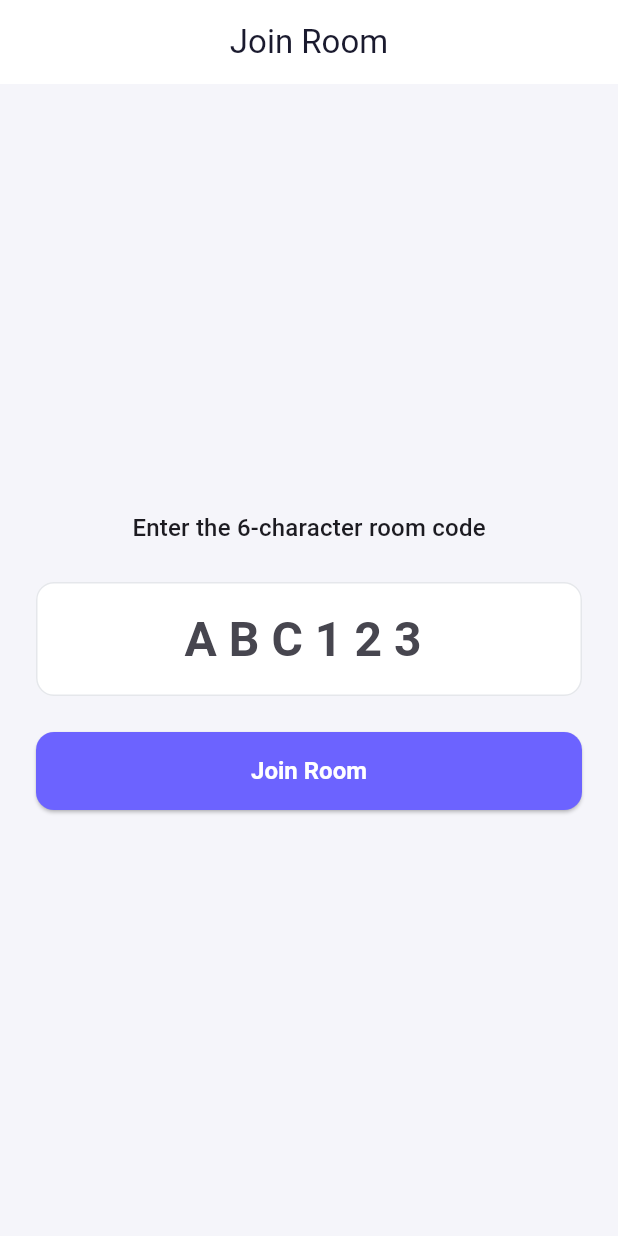
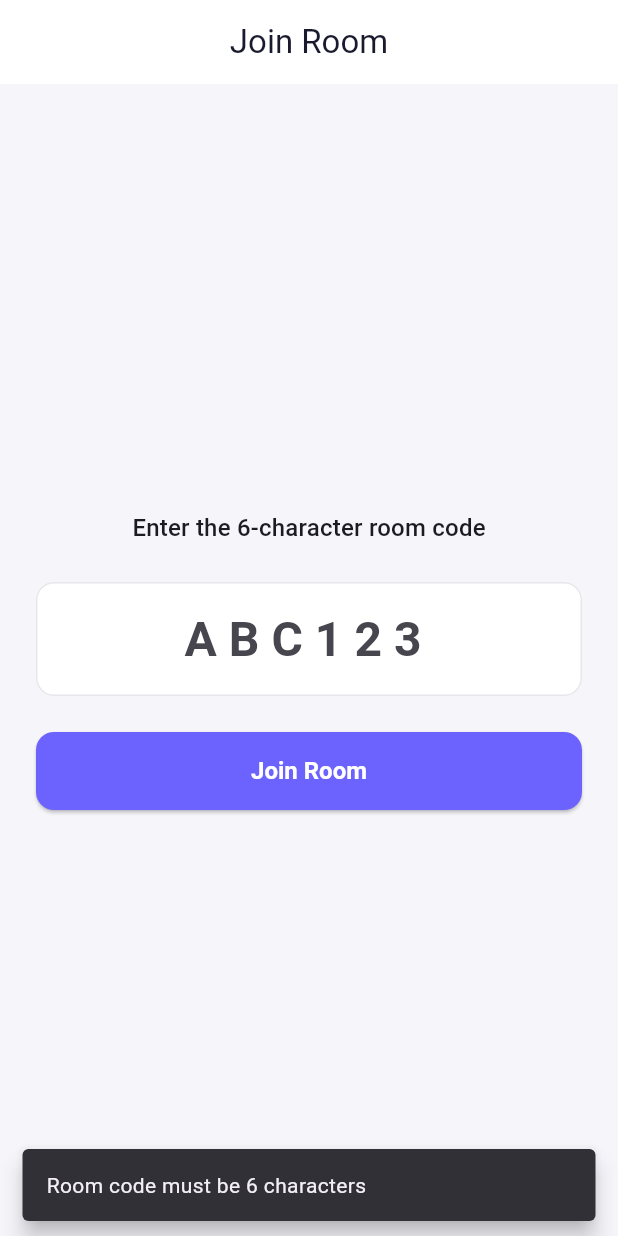
Before and after one commit to wissem999/guess-the-object, a Flutter app: the JoinRoomPage screen opened by its route, after a tap on "Join Room", on a phone screen of 412 x 824 dp. Run offline on Flutter 3.47's test engine with Material 3 defaults, Android fonts, the phone set to English and light mode, and no system bars; our stand-ins replace cloud_firestore, equatable, firebase_auth, firebase_core, firebase_database, flutter_dotenv and 6 more; accounts and stored records are empty; network calls fail.

Commit message:
feat: full auth error handling + logo change + input validation
- Logo changed from ? to ! (visual confirmation of update)
- Email format validation on sign-in/sign-up
- Password min 6 chars validation
- Specific Firebase error messages: wrong password, user not found, invalid email, weak password, email already in use, too many requests, etc.
- Error messages on create room, join room, waiting room
- Room code length validation (must be 6 chars)
- All SnackBars use floating style for consistency
- Remove unused _checkInterval field
- Version 1.0.4+5

```diff
--- a/lib/features/room/presentation/pages/create_room_page.dart
+++ b/lib/features/room/presentation/pages/create_room_page.dart
@@ -60,7 +60,11 @@ class CreateRoomPage extends ConsumerWidget {
                         } catch (e) {
                           if (context.mounted) {
                             ScaffoldMessenger.of(context).showSnackBar(
-                              SnackBar(content: Text('Failed: $e')),
+                              SnackBar(
+                                content: Text('Failed to create room: $e'),
+                                behavior: SnackBarBehavior.floating,
+                                shape: RoundedRectangleBorder(borderRadius: BorderRadius.circular(12)),
+                              ),
                             );
                           }
                         }
--- a/lib/features/room/presentation/pages/join_room_page.dart
+++ b/lib/features/room/presentation/pages/join_room_page.dart
@@ -68,7 +68,15 @@ class _JoinRoomPageState extends ConsumerState<JoinRoomPage> {
                     ? null
                     : () async {
                         final code = _codeCtrl.text.trim().toUpperCase();
-                        if (code.length != 6) return;
+                        if (code.length != 6) {
+                          ScaffoldMessenger.of(context).showSnackBar(
+                            const SnackBar(
+                              content: Text('Room code must be 6 characters'),
+                              behavior: SnackBarBehavior.floating,
+                            ),
+                          );
+                          return;
+                        }
                         setState(() => _joining = true);
                         final player =
                             ref.read(authStateProvider).valueOrNull;
@@ -84,9 +92,13 @@ class _JoinRoomPageState extends ConsumerState<JoinRoomPage> {
                           if (context.mounted) {
                             final msg = e is ServerFailure
                                 ? e.message
-                                : e.toString();
+                                : 'Failed to join room: $e';
                             ScaffoldMessenger.of(context).showSnackBar(
-                              SnackBar(content: Text(msg)),
+                              SnackBar(
+                                content: Text(msg),
+                                behavior: SnackBarBehavior.floating,
+                                shape: RoundedRectangleBorder(borderRadius: BorderRadius.circular(12)),
+                              ),
                             );
                           }
                         } finally {
--- a/lib/services/_update_service_native.dart
+++ b/lib/services/_update_service_native.dart
@@ -34,7 +34,6 @@ class UpdateService {
   static const _updateJsonUrl =
       'https://raw.githubusercontent.com/wissem999/guess-the-object/main/update.json';
   static const _lastCheckKey = 'last_update_check_ms';
-  static const _checkInterval = Duration(hours: 24);
   static const _requestTimeout = Duration(seconds: 10);
 
   static Future<UpdateInfo?> checkForUpdate() async {
--- a/pubspec.yaml
+++ b/pubspec.yaml
@@ -1,7 +1,7 @@
 name: guess_the_object
 description: "Real-time multiplayer guessing game. Two players, one category, different objects. Ask questions, guess the object, win the match."
 publish_to: 'none'
-version: 1.0.3+4
+version: 1.0.4+5
 
 environment:
   sdk: ^3.11.5
```
Also changed, not shown: lib/features/auth/presentation/pages/login_page.dart (+79 -12 lines), lib/features/auth/presentation/providers/auth_providers.dart (+32 -3 lines).
